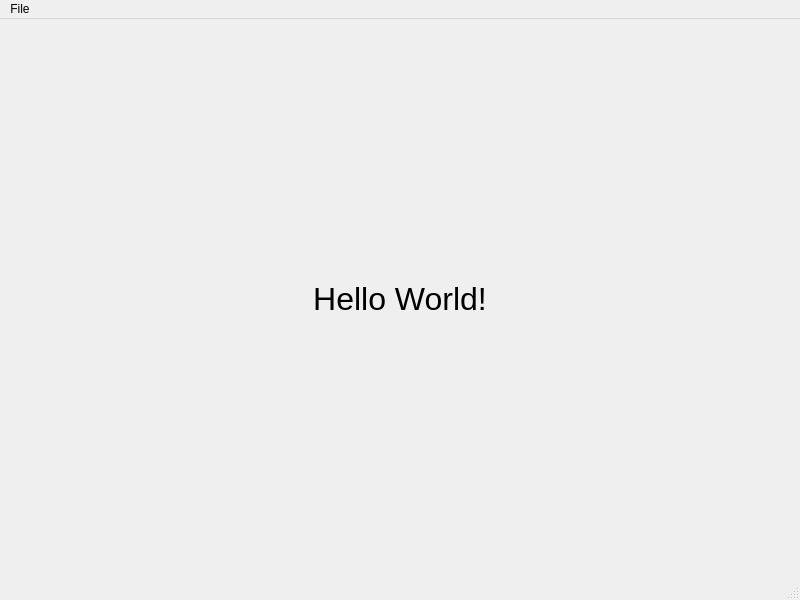
Qt form python/PySide/02_hello_world_ui/mainwindow.ui (marek-cel/marek-cel) before a commit.
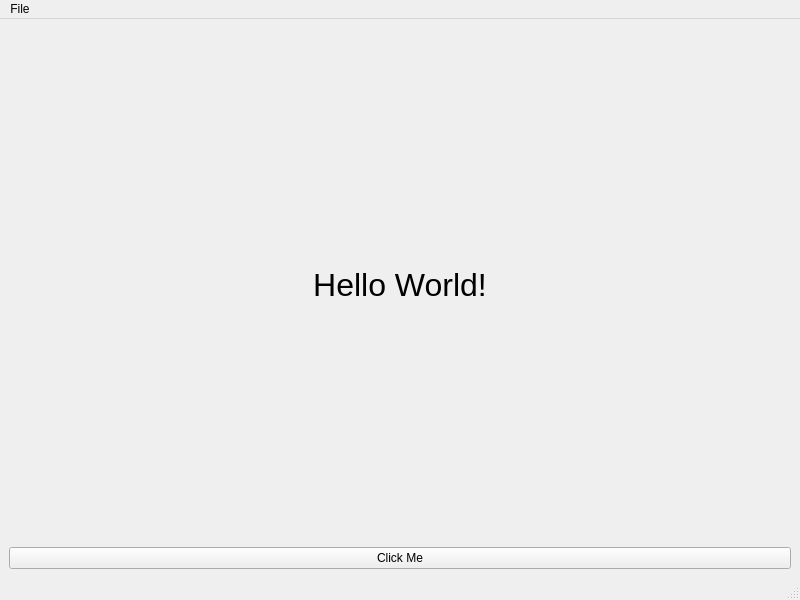
The same form after that commit.

Patch:
```diff
--- a/python/PySide/02_hello_world_ui/mainwindow.ui
+++ b/python/PySide/02_hello_world_ui/mainwindow.ui
@@ -30,6 +30,13 @@
       </property>
      </widget>
     </item>
+    <item row="1" column="0">
+     <widget class="QPushButton" name="pushButton">
+      <property name="text">
+       <string>Click Me</string>
+      </property>
+     </widget>
+    </item>
    </layout>
   </widget>
   <widget class="QMenuBar" name="menubar">
```
